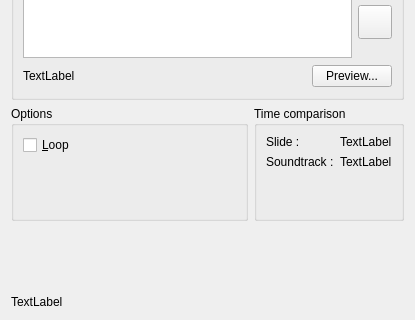
KDE/kipi-plugins, file advancedslideshow/soundtrackdialog.ui: the form before one commit; both pictures show x 0 to 415 and y 174 to 494 of the 415 by 494 pixel window.
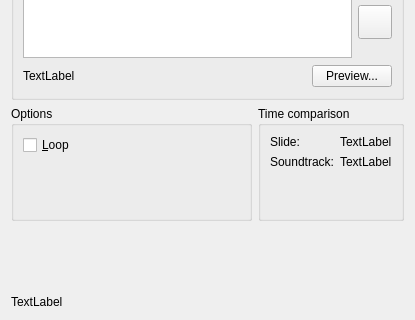
The form after the commit. Custom widgets are drawn as their Qt base class.

Patch:
```diff
--- a/advancedslideshow/soundtrackdialog.ui
+++ b/advancedslideshow/soundtrackdialog.ui
@@ -271,7 +271,7 @@
           <item row="0" column="0" >
            <widget class="QLabel" name="label" >
             <property name="text" >
-             <string>Slide :</string>
+             <string>Slide:</string>
             </property>
            </widget>
           </item>
@@ -285,7 +285,7 @@
           <item row="1" column="0" >
            <widget class="QLabel" name="label_2" >
             <property name="text" >
-             <string>Soundtrack :</string>
+             <string>Soundtrack:</string>
             </property>
            </widget>
           </item>
```
Left out of the diff: 4 changed lines with no effect on the pictures.
